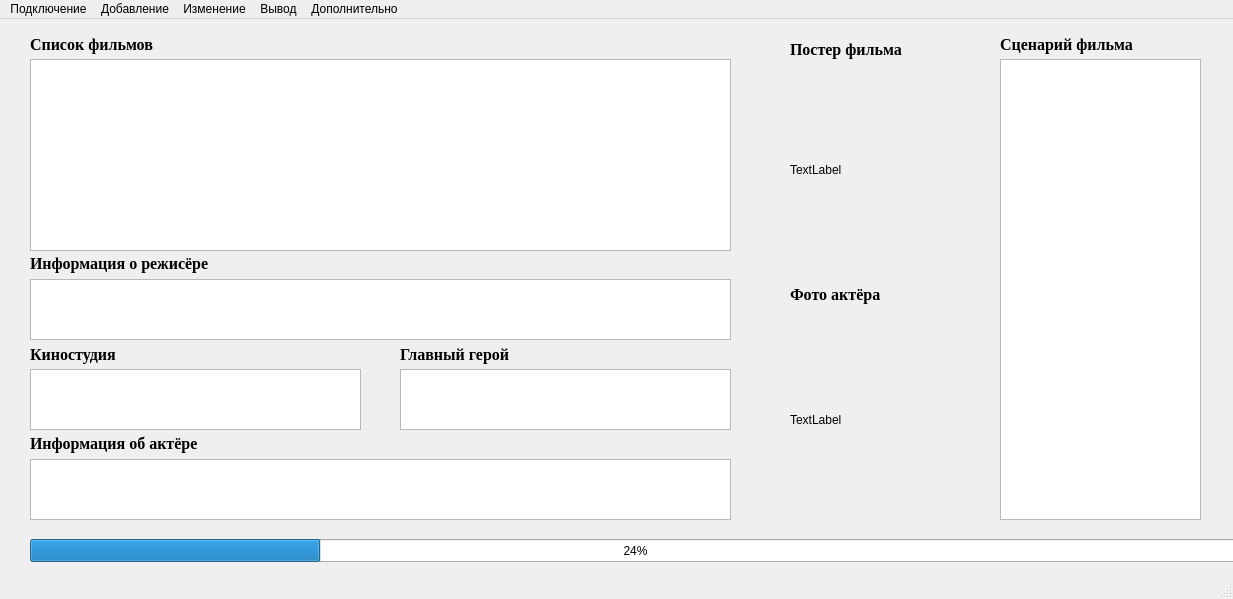
This is Client/mainwindow.ui in NikitaVirachev/course-work-on-DB as Qt 5 draws it before an edit. The edited form follows.
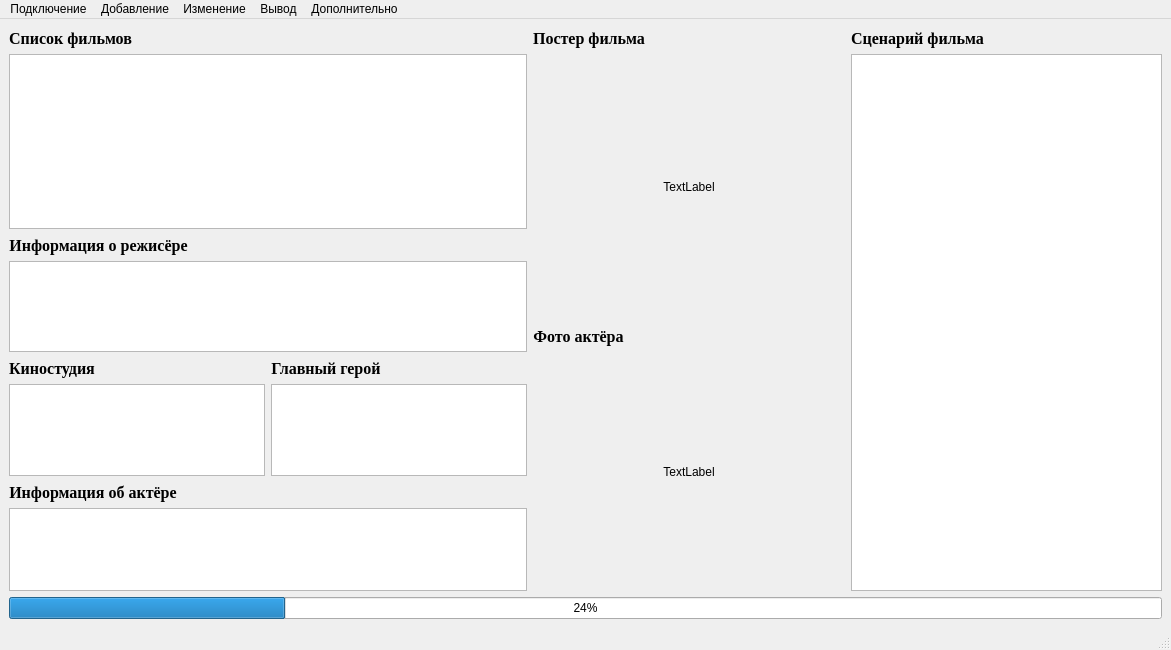
This is the edited form.

The edit to the form file:
```diff
--- a/Client/mainwindow.ui
+++ b/Client/mainwindow.ui
@@ -6,123 +6,80 @@
    <rect>
     <x>0</x>
     <y>0</y>
-    <width>1233</width>
-    <height>599</height>
+    <width>1171</width>
+    <height>650</height>
    </rect>
   </property>
   <property name="windowTitle">
    <string>MainWindow</string>
   </property>
   <widget class="QWidget" name="centralwidget">
+   <layout class="QGridLayout" name="gridLayout">
+    <item row="0" column="0">
+     <layout class="QVBoxLayout" name="verticalLayout_16">
+      <item>
+       <layout class="QHBoxLayout" name="horizontalLayout_8">
+        <item>
+         <layout class="QVBoxLayout" name="verticalLayout_11">
+          <item>
+           <layout class="QVBoxLayout" name="verticalLayout_7">
+            <item>
+             <layout class="QHBoxLayout" name="horizontalLayout_5">
+              <item>
+               <widget class="QLabel" name="label_3">
+                <property name="font">
+                 <font>
+                  <family>Times New Roman</family>
+                  <pointsize>12</pointsize>
+                  <weight>75</weight>
+                  <bold>true</bold>
+                 </font>
+                </property>
+                <property name="text">
+                 <string>Список фильмов</string>
+                </property>
+                <property name="alignment">
+                 <set>Qt::AlignCenter</set>
+                </property>
+               </widget>
+              </item>
+              <item>
+               <spacer name="horizontalSpacer_3">
+                <property name="orientation">
+                 <enum>Qt::Horizontal</enum>
+                </property>
+                <property name="sizeHint" stdset="0">
+                 <size>
+                  <width>40</width>
+                  <height>20</height>
+                 </size>
+                </property>
+               </spacer>
+              </item>
+             </layout>
+            </item>
+            <item>
    <widget class="QTableView" name="tableView">
-    <property name="geometry">
-     <rect>
-      <x>30</x>
-      <y>40</y>
-      <width>701</width>
-      <height>192</height>
-     </rect>
+              <property name="minimumSize">
+               <size>
+                <width>0</width>
+                <height>170</height>
+               </size>
+              </property>
+              <property name="toolTipDuration">
+               <number>0</number>
     </property>
     <attribute name="horizontalHeaderShowSortIndicator" stdset="0">
      <bool>false</bool>
     </attribute>
    </widget>
-   <widget class="QTableView" name="tableView_2">
-    <property name="geometry">
-     <rect>
-      <x>30</x>
-      <y>260</y>
-      <width>701</width>
-      <height>61</height>
-     </rect>
-    </property>
-   </widget>
-   <widget class="QTableView" name="tableView_3">
-    <property name="geometry">
-     <rect>
-      <x>30</x>
-      <y>350</y>
-      <width>331</width>
-      <height>61</height>
-     </rect>
-    </property>
-   </widget>
-   <widget class="QTableView" name="tableView_4">
-    <property name="geometry">
-     <rect>
-      <x>400</x>
-      <y>350</y>
-      <width>331</width>
-      <height>61</height>
-     </rect>
-    </property>
-   </widget>
-   <widget class="QTableView" name="tableView_5">
-    <property name="geometry">
-     <rect>
-      <x>30</x>
-      <y>440</y>
-      <width>701</width>
-      <height>61</height>
-     </rect>
-    </property>
-   </widget>
-   <widget class="QLabel" name="label">
-    <property name="geometry">
-     <rect>
-      <x>790</x>
-      <y>45</y>
-      <width>181</width>
-      <height>211</height>
-     </rect>
-    </property>
-    <property name="text">
-     <string>TextLabel</string>
-    </property>
-   </widget>
-   <widget class="QLabel" name="label_2">
-    <property name="geometry">
-     <rect>
-      <x>790</x>
-      <y>295</y>
-      <width>181</width>
-      <height>211</height>
-     </rect>
-    </property>
-    <property name="text">
-     <string>TextLabel</string>
-    </property>
-   </widget>
-   <widget class="QLabel" name="label_3">
-    <property name="geometry">
-     <rect>
-      <x>30</x>
-      <y>15</y>
-      <width>581</width>
-      <height>21</height>
-     </rect>
-    </property>
-    <property name="font">
-     <font>
-      <family>Times New Roman</family>
-      <pointsize>12</pointsize>
-      <weight>75</weight>
-      <bold>true</bold>
-     </font>
-    </property>
-    <property name="text">
-     <string>Список фильмов</string>
-    </property>
-   </widget>
+            </item>
+            <item>
+             <layout class="QVBoxLayout" name="verticalLayout_8">
+              <item>
+               <layout class="QHBoxLayout" name="horizontalLayout_6">
+                <item>
    <widget class="QLabel" name="label_4">
-    <property name="geometry">
-     <rect>
-      <x>30</x>
-      <y>229</y>
-      <width>581</width>
-      <height>31</height>
-     </rect>
-    </property>
     <property name="font">
      <font>
       <family>Times New Roman</family>
@@ -134,16 +91,50 @@
     <property name="text">
      <string>Информация о режисёре</string>
     </property>
-   </widget>
+                  <property name="alignment">
+                   <set>Qt::AlignCenter</set>
+                  </property>
+                 </widget>
+                </item>
+                <item>
+                 <spacer name="horizontalSpacer_4">
+                  <property name="orientation">
+                   <enum>Qt::Horizontal</enum>
+                  </property>
+                  <property name="sizeHint" stdset="0">
+                   <size>
+                    <width>40</width>
+                    <height>20</height>
+                   </size>
+                  </property>
+                 </spacer>
+                </item>
+               </layout>
+              </item>
+              <item>
+               <widget class="QTableView" name="tableView_2">
+                <property name="sizePolicy">
+                 <sizepolicy hsizetype="Expanding" vsizetype="Preferred">
+                  <horstretch>0</horstretch>
+                  <verstretch>0</verstretch>
+                 </sizepolicy>
+                </property>
+                <property name="maximumSize">
+                 <size>
+                  <width>16777215</width>
+                  <height>100</height>
+                 </size>
+                </property>
+               </widget>
+              </item>
+              <item>
+               <layout class="QHBoxLayout" name="horizontalLayout_4">
+                <item>
+                 <layout class="QVBoxLayout" name="verticalLayout_4">
+                  <item>
+                   <layout class="QHBoxLayout" name="horizontalLayout_2">
+                    <item>
    <widget class="QLabel" name="label_5">
-    <property name="geometry">
-     <rect>
-      <x>30</x>
-      <y>325</y>
-      <width>331</width>
-      <height>21</height>
-     </rect>
-    </property>
     <property name="font">
      <font>
       <family>Times New Roman</family>
@@ -155,16 +146,50 @@
     <property name="text">
      <string>Киностудия</string>
     </property>
-   </widget>
+                      <property name="alignment">
+                       <set>Qt::AlignCenter</set>
+                      </property>
+                     </widget>
+                    </item>
+                    <item>
+                     <spacer name="horizontalSpacer">
+                      <property name="orientation">
+                       <enum>Qt::Horizontal</enum>
+                      </property>
+                      <property name="sizeHint" stdset="0">
+                       <size>
+                        <width>40</width>
+                        <height>20</height>
+                       </size>
+                      </property>
+                     </spacer>
+                    </item>
+                   </layout>
+                  </item>
+                  <item>
+                   <widget class="QTableView" name="tableView_3">
+                    <property name="sizePolicy">
+                     <sizepolicy hsizetype="Expanding" vsizetype="Preferred">
+                      <horstretch>0</horstretch>
+                      <verstretch>0</verstretch>
+                     </sizepolicy>
+                    </property>
+                    <property name="maximumSize">
+                     <size>
+                      <width>16777215</width>
+                      <height>100</height>
+                     </size>
+                    </property>
+                   </widget>
+                  </item>
+                 </layout>
+                </item>
+                <item>
+                 <layout class="QVBoxLayout" name="verticalLayout_6">
+                  <item>
+                   <layout class="QHBoxLayout" name="horizontalLayout_3">
+                    <item>
    <widget class="QLabel" name="label_6">
-    <property name="geometry">
-     <rect>
-      <x>400</x>
-      <y>320</y>
-      <width>331</width>
-      <height>31</height>
-     </rect>
-    </property>
     <property name="font">
      <font>
       <family>Times New Roman</family>
@@ -176,16 +201,54 @@
     <property name="text">
      <string>Главный герой</string>
     </property>
-   </widget>
+                      <property name="alignment">
+                       <set>Qt::AlignCenter</set>
+                      </property>
+                     </widget>
+                    </item>
+                    <item>
+                     <spacer name="horizontalSpacer_2">
+                      <property name="orientation">
+                       <enum>Qt::Horizontal</enum>
+                      </property>
+                      <property name="sizeHint" stdset="0">
+                       <size>
+                        <width>40</width>
+                        <height>20</height>
+                       </size>
+                      </property>
+                     </spacer>
+                    </item>
+                   </layout>
+                  </item>
+                  <item>
+                   <widget class="QTableView" name="tableView_4">
+                    <property name="sizePolicy">
+                     <sizepolicy hsizetype="Expanding" vsizetype="Preferred">
+                      <horstretch>0</horstretch>
+                      <verstretch>0</verstretch>
+                     </sizepolicy>
+                    </property>
+                    <property name="maximumSize">
+                     <size>
+                      <width>16777215</width>
+                      <height>100</height>
+                     </size>
+                    </property>
+                   </widget>
+                  </item>
+                 </layout>
+                </item>
+               </layout>
+              </item>
+             </layout>
+            </item>
+            <item>
+             <layout class="QVBoxLayout" name="verticalLayout_10">
+              <item>
+               <layout class="QHBoxLayout" name="horizontalLayout_7">
+                <item>
    <widget class="QLabel" name="label_7">
-    <property name="geometry">
-     <rect>
-      <x>30</x>
-      <y>409</y>
-      <width>581</width>
-      <height>31</height>
-     </rect>
-    </property>
     <property name="font">
      <font>
       <family>Times New Roman</family>
@@ -197,15 +260,61 @@
     <property name="text">
      <string>Информация об актёре</string>
     </property>
-   </widget>
+                  <property name="alignment">
+                   <set>Qt::AlignCenter</set>
+                  </property>
+                 </widget>
+                </item>
+                <item>
+                 <spacer name="horizontalSpacer_5">
+                  <property name="orientation">
+                   <enum>Qt::Horizontal</enum>
+                  </property>
+                  <property name="sizeHint" stdset="0">
+                   <size>
+                    <width>40</width>
+                    <height>20</height>
+                   </size>
+                  </property>
+                 </spacer>
+                </item>
+               </layout>
+              </item>
+              <item>
+               <widget class="QTableView" name="tableView_5">
+                <property name="sizePolicy">
+                 <sizepolicy hsizetype="Expanding" vsizetype="Preferred">
+                  <horstretch>0</horstretch>
+                  <verstretch>0</verstretch>
+                 </sizepolicy>
+                </property>
+                <property name="maximumSize">
+                 <size>
+                  <width>16777215</width>
+                  <height>100</height>
+                 </size>
+                </property>
+               </widget>
+              </item>
+             </layout>
+            </item>
+           </layout>
+          </item>
+         </layout>
+        </item>
+        <item>
+         <layout class="QVBoxLayout" name="verticalLayout_14">
+          <item>
+           <layout class="QVBoxLayout" name="verticalLayout_13">
+            <item>
+             <layout class="QHBoxLayout" name="horizontalLayout_10">
+              <item>
    <widget class="QLabel" name="label_8">
-    <property name="geometry">
-     <rect>
-      <x>790</x>
-      <y>20</y>
-      <width>181</width>
-      <height>21</height>
-     </rect>
+                <property name="minimumSize">
+                 <size>
+                  <width>0</width>
+                  <height>0</height>
+                 </size>
     </property>
     <property name="font">
      <font>
@@ -218,15 +327,59 @@
     <property name="text">
      <string>Постер фильма</string>
     </property>
-   </widget>
+                <property name="alignment">
+                 <set>Qt::AlignCenter</set>
+                </property>
+               </widget>
+              </item>
+              <item>
+               <spacer name="horizontalSpacer_7">
+                <property name="orientation">
+                 <enum>Qt::Horizontal</enum>
+                </property>
+                <property name="sizeHint" stdset="0">
+                 <size>
+                  <width>40</width>
+                  <height>20</height>
+                 </size>
+                </property>
+               </spacer>
+              </item>
+             </layout>
+            </item>
+            <item>
+             <widget class="QLabel" name="label">
+              <property name="sizePolicy">
+               <sizepolicy hsizetype="Preferred" vsizetype="Expanding">
+                <horstretch>0</horstretch>
+                <verstretch>0</verstretch>
+               </sizepolicy>
+              </property>
+              <property name="minimumSize">
+               <size>
+                <width>0</width>
+                <height>0</height>
+               </size>
+              </property>
+              <property name="text">
+               <string>TextLabel</string>
+              </property>
+              <property name="alignment">
+               <set>Qt::AlignCenter</set>
+              </property>
+             </widget>
+            </item>
+            <item>
+             <layout class="QVBoxLayout" name="verticalLayout_12">
+              <item>
+               <layout class="QHBoxLayout" name="horizontalLayout_9">
+                <item>
    <widget class="QLabel" name="label_9">
-    <property name="geometry">
-     <rect>
-      <x>790</x>
-      <y>260</y>
-      <width>181</width>
-      <height>31</height>
-     </rect>
+                  <property name="minimumSize">
+                   <size>
+                    <width>0</width>
+                    <height>0</height>
+                   </size>
     </property>
     <property name="font">
      <font>
@@ -239,26 +392,60 @@
     <property name="text">
      <string>Фото актёра</string>
     </property>
-   </widget>
-   <widget class="QTextEdit" name="textEdit">
-    <property name="geometry">
-     <rect>
-      <x>1000</x>
-      <y>40</y>
-      <width>201</width>
-      <height>461</height>
-     </rect>
-    </property>
-   </widget>
+                  <property name="alignment">
+                   <set>Qt::AlignCenter</set>
+                  </property>
+                 </widget>
+                </item>
+                <item>
+                 <spacer name="horizontalSpacer_6">
+                  <property name="orientation">
+                   <enum>Qt::Horizontal</enum>
+                  </property>
+                  <property name="sizeHint" stdset="0">
+                   <size>
+                    <width>40</width>
+                    <height>20</height>
+                   </size>
+                  </property>
+                 </spacer>
+                </item>
+               </layout>
+              </item>
+              <item>
+               <widget class="QLabel" name="label_2">
+                <property name="sizePolicy">
+                 <sizepolicy hsizetype="Preferred" vsizetype="Expanding">
+                  <horstretch>0</horstretch>
+                  <verstretch>0</verstretch>
+                 </sizepolicy>
+                </property>
+                <property name="minimumSize">
+                 <size>
+                  <width>0</width>
+                  <height>0</height>
+                 </size>
+                </property>
+                <property name="text">
+                 <string>TextLabel</string>
+                </property>
+                <property name="alignment">
+                 <set>Qt::AlignCenter</set>
+                </property>
+               </widget>
+              </item>
+             </layout>
+            </item>
+           </layout>
+          </item>
+         </layout>
+        </item>
+        <item>
+         <layout class="QVBoxLayout" name="verticalLayout_15">
+          <item>
+           <layout class="QHBoxLayout" name="horizontalLayout_11">
+            <item>
    <widget class="QLabel" name="label_10">
-    <property name="geometry">
-     <rect>
-      <x>1000</x>
-      <y>10</y>
-      <width>201</width>
-      <height>31</height>
-     </rect>
-    </property>
     <property name="font">
      <font>
       <family>Times New Roman</family>
@@ -270,28 +457,64 @@
     <property name="text">
      <string>Сценарий фильма</string>
     </property>
-   </widget>
+              <property name="alignment">
+               <set>Qt::AlignCenter</set>
+              </property>
+             </widget>
+            </item>
+            <item>
+             <spacer name="horizontalSpacer_8">
+              <property name="orientation">
+               <enum>Qt::Horizontal</enum>
+              </property>
+              <property name="sizeHint" stdset="0">
+               <size>
+                <width>40</width>
+                <height>20</height>
+               </size>
+              </property>
+             </spacer>
+            </item>
+           </layout>
+          </item>
+          <item>
+           <widget class="QTextEdit" name="textEdit">
+            <property name="sizePolicy">
+             <sizepolicy hsizetype="Expanding" vsizetype="Expanding">
+              <horstretch>0</horstretch>
+              <verstretch>0</verstretch>
+             </sizepolicy>
+            </property>
+            <property name="maximumSize">
+             <size>
+              <width>16777215</width>
+              <height>16777215</height>
+             </size>
+            </property>
+           </widget>
+          </item>
+         </layout>
+        </item>
+       </layout>
+      </item>
+      <item>
    <widget class="QProgressBar" name="progressBar">
-    <property name="geometry">
-     <rect>
-      <x>30</x>
-      <y>520</y>
-      <width>1211</width>
-      <height>23</height>
-     </rect>
-    </property>
     <property name="value">
      <number>24</number>
     </property>
    </widget>
+      </item>
+     </layout>
+    </item>
+   </layout>
   </widget>
   <widget class="QMenuBar" name="menubar">
    <property name="geometry">
     <rect>
      <x>0</x>
      <y>0</y>
-     <width>1233</width>
-     <height>26</height>
+     <width>1171</width>
+     <height>21</height>
     </rect>
    </property>
    <widget class="QMenu" name="menu">
```
Left out of the diff: 5 changed lines with no effect on the pictures. Lines whose indentation alone changed are shown as unchanged.
